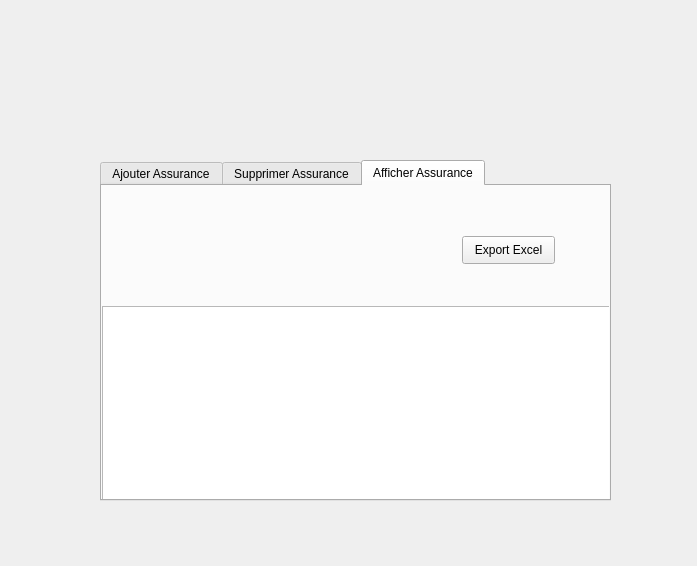
The window that dialog_assurance.ui (eyawartateni/Smart_Factory_2A4) describes before a commit, drawn with Qt 5.
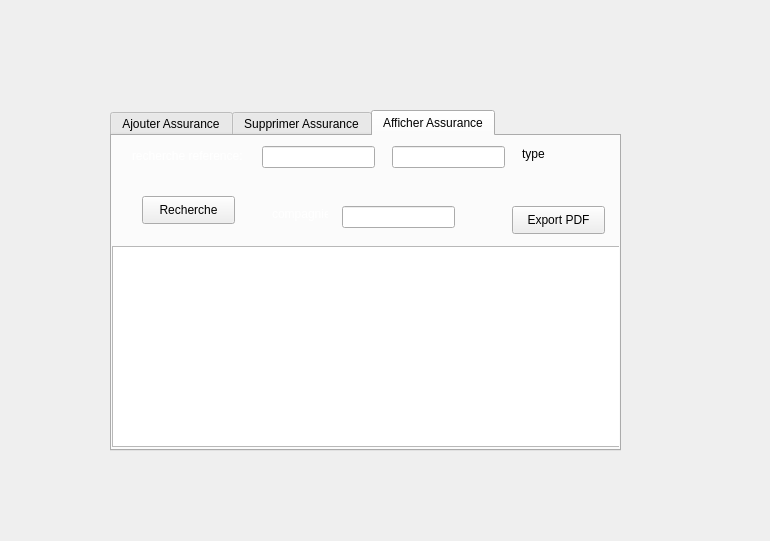
The same window after the commit. The open tabs and pages were chosen to show the change. Icons and pictures are not drawn.

```diff
--- a/dialog_assurance.ui
+++ b/dialog_assurance.ui
@@ -6,24 +6,24 @@
    <rect>
     <x>0</x>
     <y>0</y>
-    <width>697</width>
-    <height>566</height>
+    <width>770</width>
+    <height>541</height>
    </rect>
   </property>
   <property name="windowTitle">
    <string>Dialog</string>
   </property>
-  <widget class="QLabel" name="label">
+  <widget class="QLabel" name="label_2">
    <property name="geometry">
     <rect>
-     <x>-10</x>
-     <y>-10</y>
-     <width>711</width>
-     <height>581</height>
+     <x>0</x>
+     <y>0</y>
+     <width>771</width>
+     <height>541</height>
     </rect>
    </property>
    <property name="styleSheet">
-    <string notr="true">border-image: url(:/image/image/b49ffd_500b234dccd544ec85f111c9702ef44e_mv2.jpg);</string>
+    <string notr="true">border-image: url(:/image/image/aaa.jpg);</string>
    </property>
    <property name="text">
     <string/>
@@ -32,8 +32,8 @@
   <widget class="QTabWidget" name="tabWidget">
    <property name="geometry">
     <rect>
-     <x>100</x>
-     <y>160</y>
+     <x>110</x>
+     <y>110</y>
      <width>511</width>
      <height>341</height>
     </rect>
@@ -258,29 +258,111 @@
       <string/>
      </property>
     </widget>
-    <widget class="QPushButton" name="export_4">
-     <property name="geometry">
-      <rect>
-       <x>360</x>
-       <y>50</y>
-       <width>93</width>
-       <height>28</height>
-      </rect>
-     </property>
-     <property name="text">
-      <string>Export Excel</string>
-     </property>
-    </widget>
     <widget class="QTableView" name="tableView_assurance">
      <property name="geometry">
       <rect>
        <x>0</x>
-       <y>120</y>
+       <y>110</y>
        <width>511</width>
        <height>201</height>
       </rect>
      </property>
     </widget>
+    <widget class="QPushButton" name="export_pdf">
+     <property name="geometry">
+      <rect>
+       <x>400</x>
+       <y>70</y>
+       <width>93</width>
+       <height>28</height>
+      </rect>
+     </property>
+     <property name="text">
+      <string>Export PDF</string>
+     </property>
+    </widget>
+    <widget class="QLabel" name="label">
+     <property name="geometry">
+      <rect>
+       <x>20</x>
+       <y>10</y>
+       <width>121</width>
+       <height>21</height>
+      </rect>
+     </property>
+     <property name="text">
+      <string>&lt;font color=white&gt;recherche reference:</string>
+     </property>
+    </widget>
+    <widget class="QLineEdit" name="reref">
+     <property name="geometry">
+      <rect>
+       <x>150</x>
+       <y>10</y>
+       <width>113</width>
+       <height>22</height>
+      </rect>
+     </property>
+    </widget>
+    <widget class="QLineEdit" name="retype">
+     <property name="geometry">
+      <rect>
+       <x>280</x>
+       <y>10</y>
+       <width>113</width>
+       <height>22</height>
+      </rect>
+     </property>
+    </widget>
+    <widget class="QLineEdit" name="recom">
+     <property name="geometry">
+      <rect>
+       <x>230</x>
+       <y>70</y>
+       <width>113</width>
+       <height>22</height>
+      </rect>
+     </property>
+    </widget>
+    <widget class="QPushButton" name="recherche">
+     <property name="geometry">
+      <rect>
+       <x>30</x>
+       <y>60</y>
+       <width>93</width>
+       <height>28</height>
+      </rect>
+     </property>
+     <property name="text">
+      <string>Recherche</string>
+     </property>
+    </widget>
+    <widget class="QLabel" name="label_3">
+     <property name="geometry">
+      <rect>
+       <x>410</x>
+       <y>10</y>
+       <width>56</width>
+       <height>16</height>
+      </rect>
+     </property>
+     <property name="text">
+      <string>type</string>
+     </property>
+    </widget>
+    <widget class="QLabel" name="label_4">
+     <property name="geometry">
+      <rect>
+       <x>160</x>
+       <y>70</y>
+       <width>56</width>
+       <height>16</height>
+      </rect>
+     </property>
+     <property name="text">
+      <string>&lt;font color=white&gt; compagnie</string>
+     </property>
+    </widget>
    </widget>
   </widget>
  </widget>
```
Left out of the diff: 4 changed lines with no effect on the pictures.
